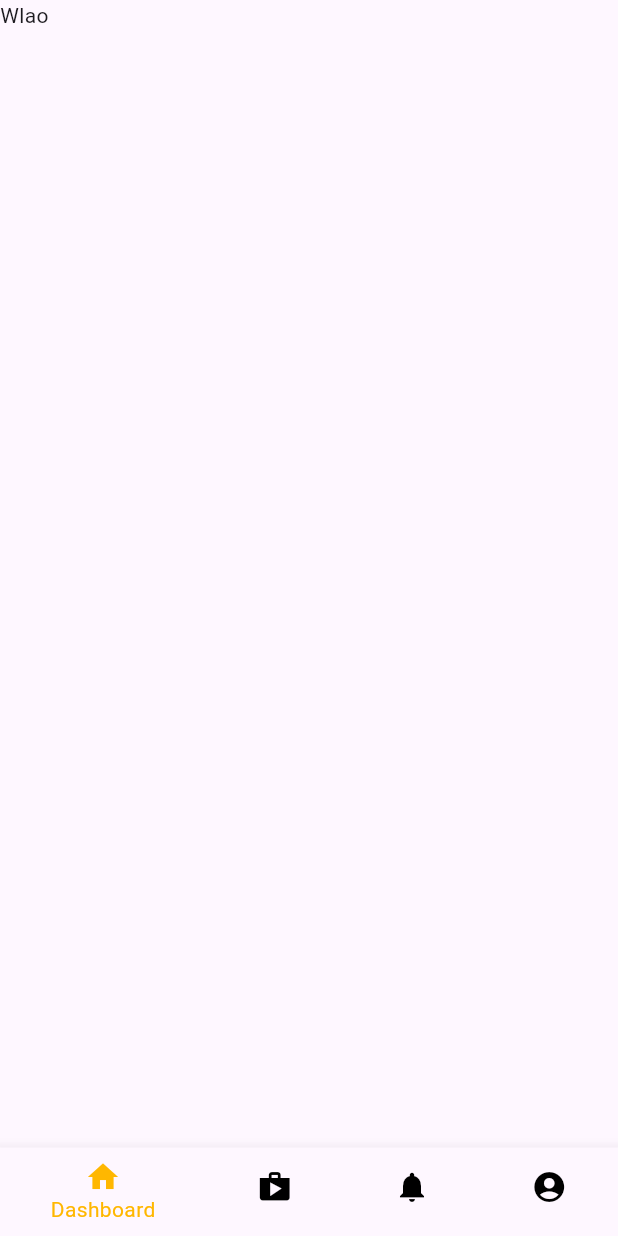
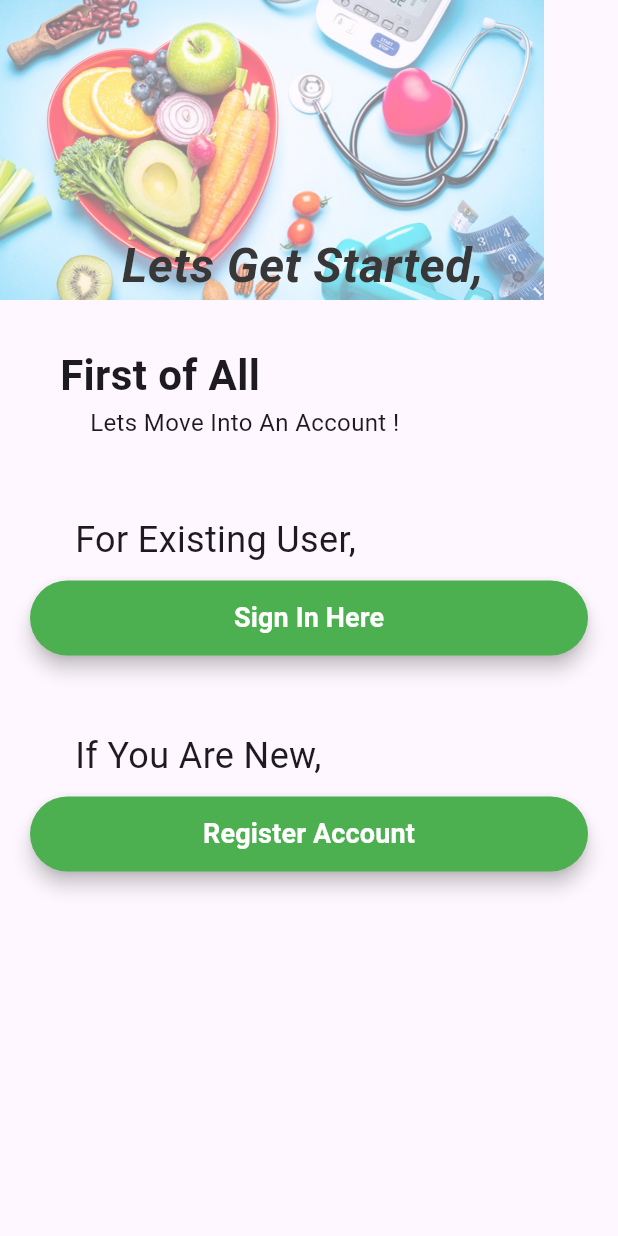
Before and after one commit to JEDIWONG/Flutter-Mobile-App-HealthMatrix, a Flutter app: the screen it shows after launch, on a phone screen of 412 x 824 dp. Run offline on Flutter 3.47's test engine with Material 3 defaults, Android fonts, the phone set to English and light mode, and no system bars.

Commit message:
Update and fixes

```diff
--- a/lib/app.dart
+++ b/lib/app.dart
@@ -1,5 +1,9 @@
 import 'package:flutter/material.dart';
 import 'package:health_matrix/component/layout.dart';
+import 'package:health_matrix/screen/auth.dart';
+import 'package:health_matrix/screen/login.dart';
+import 'package:health_matrix/screen/onboarding.dart';
+import 'package:health_matrix/screen/registration.dart';
 
 class MyApp extends StatelessWidget {
   const MyApp({super.key});
@@ -8,10 +12,13 @@ class MyApp extends StatelessWidget {
   @override
   Widget build(BuildContext context) {
     return MaterialApp(
-      initialRoute: "/home",
+      initialRoute: "/auth",
       routes: {
         "/home":(context)=>const AppLayout(),
-        //"/onboarding":(context)=>const Onboarding(),
+        "/onboarding":(context)=>const Onboarding(),
+        "/login":(context)=> const Login(),
+        "/auth":(context)=> const Auth(),
+        "/registration":(context)=>const Registration(),
       },
     );
   }
--- /dev/null
+++ b/lib/component/banner.dart
@@ -0,0 +1,33 @@
+import 'package:flutter/material.dart';
+import 'package:health_matrix/style/style.dart';
+
+class PageBanner extends StatelessWidget{
+  const PageBanner({super.key, required this.imgUrl, required this.title});
+
+  final String imgUrl;
+  final String title;
+
+  @override
+  Widget build(BuildContext context) {
+    return SizedBox(
+      width: MediaQuery.sizeOf(context).width,
+      height: 200,
+
+      child: Stack(
+        children: [
+          Opacity(
+            opacity: 0.5,
+            child: Image.asset(imgUrl,height: 200,),
+          ),
+
+          Align(
+            alignment: Alignment.bottomCenter,
+            child: Text(title,style: CustomStyle.pageTitle,),
+          )
+
+        ],
+      ),
+    );
+  }
+
+}
--- /dev/null
+++ b/lib/component/custom_button.dart
@@ -0,0 +1,81 @@
+import 'package:flutter/material.dart';
+
+class RoundButton extends StatelessWidget{
+  const RoundButton({
+    super.key,
+    required this.title,
+    required this.onPressed,
+    required this.bgColor,
+    required this.frColor,
+  });
+
+  final String title;
+  final Widget onPressed;
+  final Color bgColor;
+  final Color frColor;
+
+  @override
+  Widget build(BuildContext context) {
+    return ElevatedButton(
+      onPressed: (){Navigator.push(context, MaterialPageRoute(builder: (context)=>onPressed));},
+      style: ElevatedButton.styleFrom(
+        backgroundColor: bgColor,
+        foregroundColor: frColor,
+        fixedSize:  Size(MediaQuery.sizeOf(context).width, 50),
+        elevation: 5.0,
+      ),
+      child:  Text(title,style: const TextStyle(fontSize: 18,fontWeight: FontWeight.bold),)
+    );
+  }
+}
+
+
+
+class AltLoginButton extends StatelessWidget{
+
+  const AltLoginButton({
+    super.key,
+    required this.title,
+    required this.imgUrl
+  });
+
+  final String title;
+  final String imgUrl;
+  @override
+  Widget build(BuildContext context) {
+    return InkWell(
+      onTap: () {
+
+      },
+      child: Container(
+        decoration: const BoxDecoration(
+          color: Colors.white,
+          borderRadius: BorderRadius.all(Radius.circular(50)),
+          boxShadow: [
+            BoxShadow(
+              color: Color.fromARGB(255, 188, 188, 188),
+              blurRadius: 1,
+              blurStyle: BlurStyle.normal,
+              spreadRadius: 1,
+            )
+          ]
+        ),
+
+        child: Row(
+          children: [
+            Padding(
+              padding: const EdgeInsets.fromLTRB(10, 10, 0, 10),
+              child: Image.asset(imgUrl,width: 50,height: 50,),
+            ),
+            Padding(
+              padding: const EdgeInsets.fromLTRB(20, 0, 0, 0),
+              child: Text(title,style: const TextStyle(fontSize: 16,fontWeight: FontWeight.bold),)
+            ),
+
+          ],
+        ),
+      ),
+    );
+  }
+
+}
--- /dev/null
+++ b/lib/component/text_tittle.dart
@@ -0,0 +1,37 @@
+import 'package:flutter/material.dart';
+import 'package:health_matrix/style/style.dart';
+
+class TextTittleLeft extends StatelessWidget{
+  const TextTittleLeft({
+    super.key,
+    required this.title,
+    required this.desc
+  });
+
+  final String title;
+  final String desc;
+
+  @override
+  Widget build(BuildContext context) {
+    return Column(
+        children: [
+          Align(
+            alignment: Alignment.centerLeft,
+            child : Padding(
+              padding:  const EdgeInsets.fromLTRB(20, 0, 0, 0),
+              child: Text(title,style : CustomStyle.largeHeading,),
+            ),
+          ),
+
+          Align(
+            alignment: Alignment.centerLeft,
+            child: Padding(
+              padding:  const EdgeInsets.fromLTRB(40, 0, 0, 0),
+              child: Text(desc, style: CustomStyle.smallText,),
+            ),
+          ),
+        ],
+      );
+  }
+
+}
--- a/lib/layout.dart
+++ b/lib/layout.dart
@@ -34,12 +34,12 @@ class _AppLayoutState extends State<AppLayout> {
         backgroundColor: const Color.fromARGB(255, 255, 255, 255),
         items: const [
           BottomNavigationBarItem(
-            icon: Icon(Icons.home),
+            icon: Icon(Icons.dashboard_sharp),
             label: 'Home',
           ),
           BottomNavigationBarItem(
             icon: Icon(Icons.shop),
-            label: "Saved",
+            label: "",
           ),
           BottomNavigationBarItem(
             icon: Icon(Icons.task_alt),
@@ -47,7 +47,7 @@ class _AppLayoutState extends State<AppLayout> {
           ),
           BottomNavigationBarItem(
             icon: Icon(Icons.account_circle),
-            label: "Account"
+            label: "Me"
           ),
         ],
       ),
--- a/lib/main.dart
+++ b/lib/main.dart
@@ -5,3 +5,5 @@ import 'package:health_matrix/app.dart';
 void main() {
   runApp(const MyApp());
 }
+
+//deepseek
--- /dev/null
+++ b/lib/screen/auth.dart
@@ -0,0 +1,50 @@
+import 'package:flutter/material.dart';
+import 'package:health_matrix/component/banner.dart';
+import 'package:health_matrix/component/custom_button.dart';
+import 'package:health_matrix/component/text_tittle.dart';
+import 'package:health_matrix/screen/login.dart';
+import 'package:health_matrix/screen/registration.dart';
+import 'package:health_matrix/style/style.dart';
+
+class Auth extends StatelessWidget{
+  const Auth({super.key});
+
+  @override
+  Widget build(BuildContext context) {
+    return Scaffold(
+      body: Column(
+        children: [
+          const PageBanner(imgUrl: "assets/images/test_image.jpg", title: "Lets Get Started, "),
+          Container(
+            padding: const EdgeInsets.fromLTRB(20,30,20,0),
+            width: MediaQuery.sizeOf(context).width,
+            child: Column(
+              children: [
+
+                const TextTittleLeft(title: "First of All", desc: "Lets Move Into An Account !"),
+
+                Align(
+                  alignment: Alignment.centerLeft,
+                  child: Padding(
+                    padding: const EdgeInsets.fromLTRB(30, 50, 0, 10),
+                    child: Text("For Existing User,", style: CustomStyle.mediumText,),
+                  )
+                ),
+                const RoundButton(title: "Sign In Here", onPressed: Login(), bgColor: Colors.green, frColor: Colors.white),
+                Align(
+                  alignment: Alignment.centerLeft,
+                  child: Padding(
+                    padding: const EdgeInsets.fromLTRB(30, 50, 0, 10),
+                    child: Text("If You Are New,", style: CustomStyle.mediumText,),
+                  )
+                ),
+                const RoundButton(title: "Register Account", onPressed: Registration(), bgColor: Colors.green, frColor: Colors.white),
+              ],
+            ),
+          )
+        ],
+      )
+    );
+  }
+
+}
--- a/lib/screen/home.dart
+++ b/lib/screen/home.dart
@@ -6,8 +6,8 @@ class Home extends StatelessWidget{
   @override
   Widget build(BuildContext context) {
 
-    return const SingleChildScrollView(
-      child: Column(
+    return const Scaffold(
+      body: Column(
         children: [
           Text("Wlao"),
         ],
--- /dev/null
+++ b/lib/style/style.dart
@@ -0,0 +1,19 @@
+import 'package:flutter/material.dart';
+
+class CustomStyle {
+
+  static TextStyle pageTitle = const TextStyle(fontSize: 32,fontWeight: FontWeight.bold,color: Color.fromARGB(255, 55, 55, 55),fontStyle: FontStyle.italic);
+
+  static TextStyle largeHeading = const TextStyle(fontSize: 28,fontWeight: FontWeight.bold);
+  static TextStyle mediumHeading = const TextStyle(fontSize: 24,fontWeight: FontWeight.bold);
+  static TextStyle smallHeading = const TextStyle(fontSize: 16,fontWeight: FontWeight.bold);
+
+  static TextStyle mediumText = const TextStyle(fontSize: 24);
+  static TextStyle smallText = const TextStyle(fontSize: 16);
+
+  static TextStyle lightText = const TextStyle(fontSize: 16,color: Colors.grey);
+
+  static TextStyle link = const TextStyle(fontSize: 12);
+
+
+}
--- a/pubspec.yaml
+++ b/pubspec.yaml
@@ -59,9 +59,9 @@ flutter:
   uses-material-design: true
 
   # To add assets to your application, add an assets section, like this:
-  # assets:
-  #   - images/a_dot_burr.jpeg
-  #   - images/a_dot_ham.jpeg
+  assets:
+    - assets/images/test_image.jpg
+    - assets/icons/google.png
 
   # An image asset can refer to one or more resolution-specific "variants", see
   # https://flutter.dev/to/resolution-aware-images
```
Also changed, not shown: lib/component/alt_login.dart (added, +34 -0 lines), lib/screen/login.dart (added, +77 -0 lines), lib/screen/onboarding.dart (added, +37 -0 lines), lib/screen/registration.dart (added, +66 -0 lines), assets/icons/google.png (added), assets/images/test_image.jpg (added).
